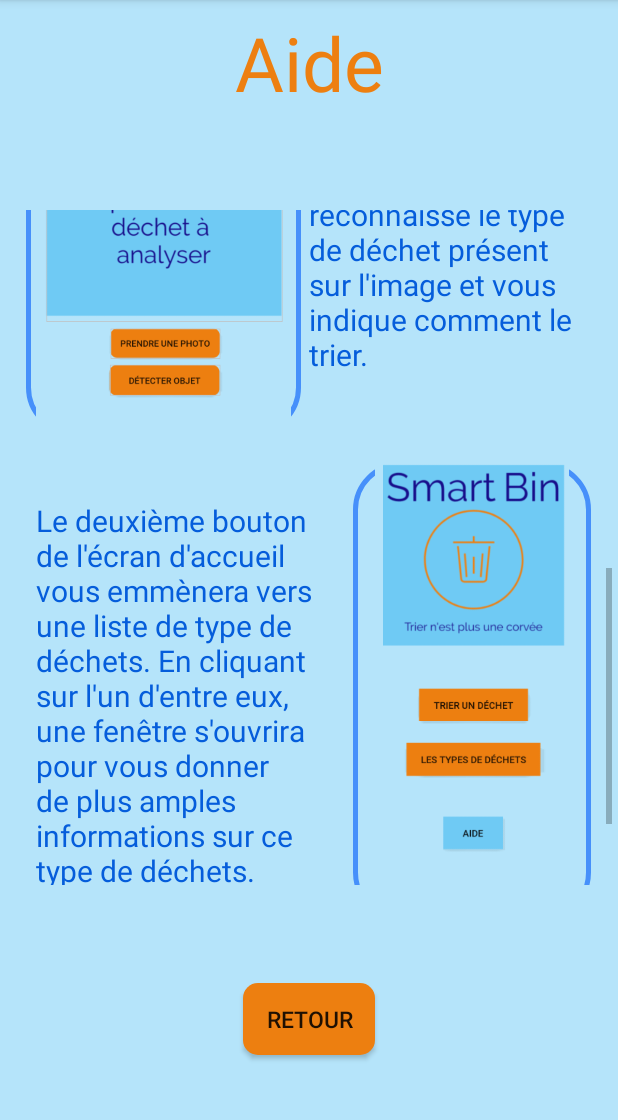
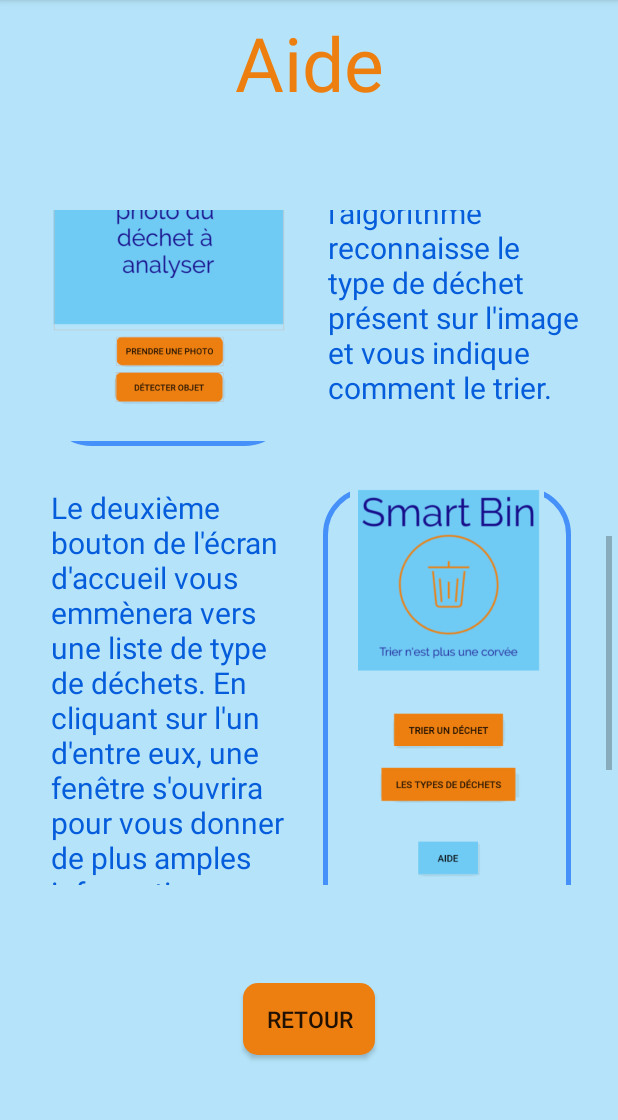
Before and after one commit to FedericoFisicaro/BAB3-Projet-App-Mob-, an Android app: the AideActivity screen opened directly, with no data from a screen before it, scrolled down 629 dp, on a phone screen of 412 x 824 dp, the part 84-1204 px from its top. Run offline under Robolectric (Android 15) with nearby library versions, the phone set to English and light mode, and no system bars.

Commit message:
Information finies

```diff
--- a/app/src/main/res/layout/activity_aide.xml
+++ b/app/src/main/res/layout/activity_aide.xml
@@ -41,14 +41,14 @@
 
             <TextView
                 android:id="@+id/tv1"
-                android:layout_width="350dp"
+                android:layout_width="320dp"
                 android:layout_height="wrap_content"
                 android:layout_alignParentStart="true"
                 android:layout_alignParentEnd="true"
                 android:layout_gravity="center_horizontal"
                 android:layout_marginStart="24dp"
                 android:layout_marginTop="8dp"
-                android:layout_marginEnd="30dp"
+                android:layout_marginEnd="24dp"
                 android:gravity="center"
                 android:text="@string/aide1"
                 android:textColor="#055ddb"
@@ -56,7 +56,7 @@
 
             <TextView
                 android:id="@+id/tv2"
-                android:layout_width="355dp"
+                android:layout_width="320dp"
                 android:layout_height="42dp"
                 android:layout_below="@+id/tv1"
                 android:layout_alignParentStart="true"
@@ -72,25 +72,26 @@
 
             <TextView
                 android:id="@+id/tv3"
-                android:layout_width="200dp"
+                android:layout_width="165dp"
                 android:layout_height="wrap_content"
                 android:layout_below="@+id/tv2"
+                android:layout_alignParentStart="true"
                 android:layout_gravity="center_horizontal"
-                android:layout_marginStart="20dp"
-                android:layout_marginTop="32dp"
+                android:layout_marginStart="30dp"
+                android:layout_marginTop="16dp"
+
                 android:layout_marginEnd="8dp"
-
                 android:text="@string/aide3"
                 android:textColor="#055ddb"
                 android:textSize="20sp" />
 
             <ImageView
                 android:id="@+id/imageView3"
-                android:layout_width="191dp"
+                android:layout_width="165dp"
                 android:layout_height="304dp"
                 android:layout_below="@+id/tv2"
-                android:layout_marginStart="13dp"
-                android:layout_marginTop="8dp"
+                android:layout_marginStart="10dp"
+                android:layout_marginTop="16dp"
                 android:layout_marginEnd="14dp"
                 android:background="@drawable/rectangle_bleu"
                 android:layout_marginBottom="11dp"
@@ -101,25 +102,27 @@
 
             <TextView
                 android:id="@+id/tv4"
-                android:layout_width="200dp"
+                android:layout_width="165dp"
                 android:layout_height="wrap_content"
                 android:layout_below="@+id/imageView3"
                 android:layout_alignParentEnd="true"
                 android:layout_gravity="center_horizontal"
-                android:layout_marginStart="20dp"
-                android:layout_marginTop="25dp"
-                android:layout_marginEnd="2dp"
+                android:layout_marginStart="10dp"
+                android:layout_marginTop="16dp"
+                android:layout_marginEnd="20dp"
+                android:layout_toEndOf="@+id/imageView4"
                 android:text="@string/aide4"
                 android:textColor="#055ddb"
                 android:textSize="20sp" />
 
             <ImageView
                 android:id="@+id/imageView4"
-                android:layout_width="183dp"
+                android:layout_width="165dp"
                 android:layout_height="301dp"
                 android:layout_below="@+id/tv3"
-                android:layout_marginStart="13dp"
-                android:layout_marginTop="55dp"
+                android:layout_alignParentStart="true"
+                android:layout_marginStart="25dp"
+                android:layout_marginTop="32dp"
                 android:layout_marginEnd="14dp"
                 android:layout_marginBottom="11dp"
                 android:background="@drawable/rectangle_bleu"
@@ -129,12 +132,12 @@
 
             <TextView
                 android:id="@+id/tv5"
-                android:layout_width="200dp"
+                android:layout_width="165dp"
                 android:layout_height="wrap_content"
                 android:layout_below="@+id/imageView4"
                 android:layout_gravity="center_horizontal"
-                android:layout_marginStart="20dp"
-                android:layout_marginTop="32dp"
+                android:layout_marginStart="30dp"
+                android:layout_marginTop="16dp"
                 android:layout_marginEnd="8dp"
 
                 android:text="@string/aide5"
@@ -143,24 +146,24 @@
 
             <ImageView
                 android:id="@+id/imageView5"
-                android:layout_width="167dp"
+                android:layout_width="165dp"
                 android:layout_height="305dp"
-                android:layout_below="@+id/tv4"
-                android:layout_marginStart="3dp"
-                android:layout_marginTop="58dp"
-                android:layout_marginEnd="14dp"
+                android:layout_below="@+id/imageView4"
+                android:layout_marginStart="8dp"
+                android:layout_marginTop="16dp"
+                android:layout_marginEnd="8dp"
                 android:layout_marginBottom="11dp"
                 android:layout_toEndOf="@+id/tv5"
                 android:background="@drawable/rectangle_bleu"
                 app:srcCompat="@drawable/ecran_dacceuil"
-                tools:layout_editor_absoluteX="221dp"
-                tools:layout_editor_absoluteY="221dp" />
+                tools:layout_editor_absoluteX="175dp"
+                tools:layout_editor_absoluteY="175dp" />
 
             <TextView
                 android:id="@+id/tv6"
-                android:layout_width="355dp"
-                android:layout_height="42dp"
-                android:layout_below="@+id/imageView5"
+                android:layout_width="match_parent"
+                android:layout_height="100dp"
+                android:layout_below="@+id/tv5"
                 android:layout_alignParentStart="true"
                 android:layout_alignParentEnd="true"
                 android:layout_alignParentBottom="true"
@@ -168,7 +171,7 @@
                 android:layout_marginStart="24dp"
                 android:layout_marginTop="6dp"
                 android:layout_marginEnd="25dp"
-                android:layout_marginBottom="25dp"
+                android:layout_marginBottom="50dp"
                 android:gravity="center"
                 android:text="autre titre? ET ATTENTION A BIEN CHANGER LA PHOTO PRECEDENTE QUAND L'INTERFACE SERA FINI"
                 android:textColor="#055ddb"
```
Also changed, not shown: app/src/main/res/layout/activity_detect.xml (+20 -1 lines), app/src/main/res/layout/activity_info.xml (+27 -12 lines), app/src/main/res/layout/activity_info2.xml (+40 -20 lines), app/src/main/res/layout/activity_main.xml (+8 -7 lines), app/src/main/res/layout/activity_result.xml (+21 -0 lines).
